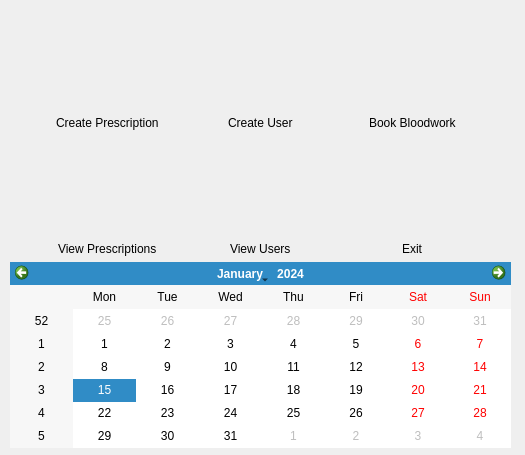
Qt form mainscreen.ui (dan-yates1/pharmacy-system) before a commit.
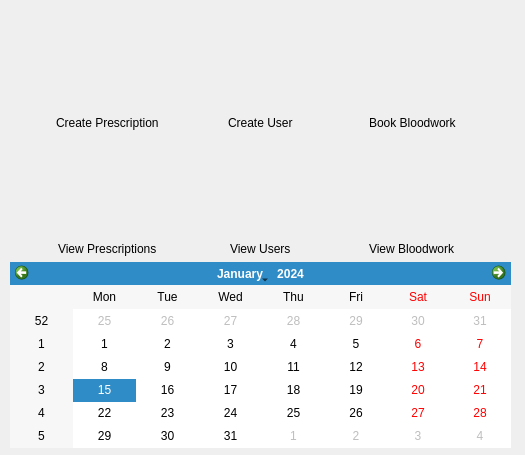
The same form after that commit. Icons and pictures are not drawn.

Commit message: User can now view bloodwork in a table

Diff of the .ui file:
```diff
--- a/mainscreen.ui
+++ b/mainscreen.ui
@@ -246,7 +246,7 @@
       <item row="3" column="2" alignment="Qt::AlignHCenter">
        <widget class="QLabel" name="label">
         <property name="text">
-         <string>Exit</string>
+         <string>View Bloodwork</string>
         </property>
        </widget>
       </item>
```
Left out of the diff: 4 changed lines with no effect on the pictures. The commit also changes 12 other files.
